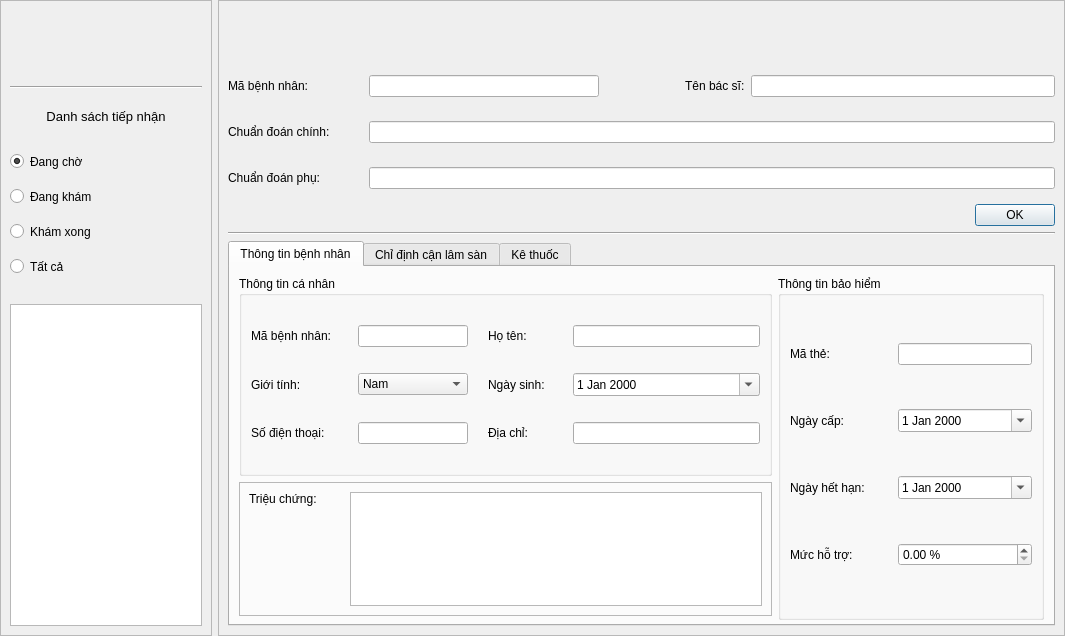
The window that src/views/RoomView.ui (Taylor3691/Hospital-Management-Project) describes before a commit, drawn with Qt 5.
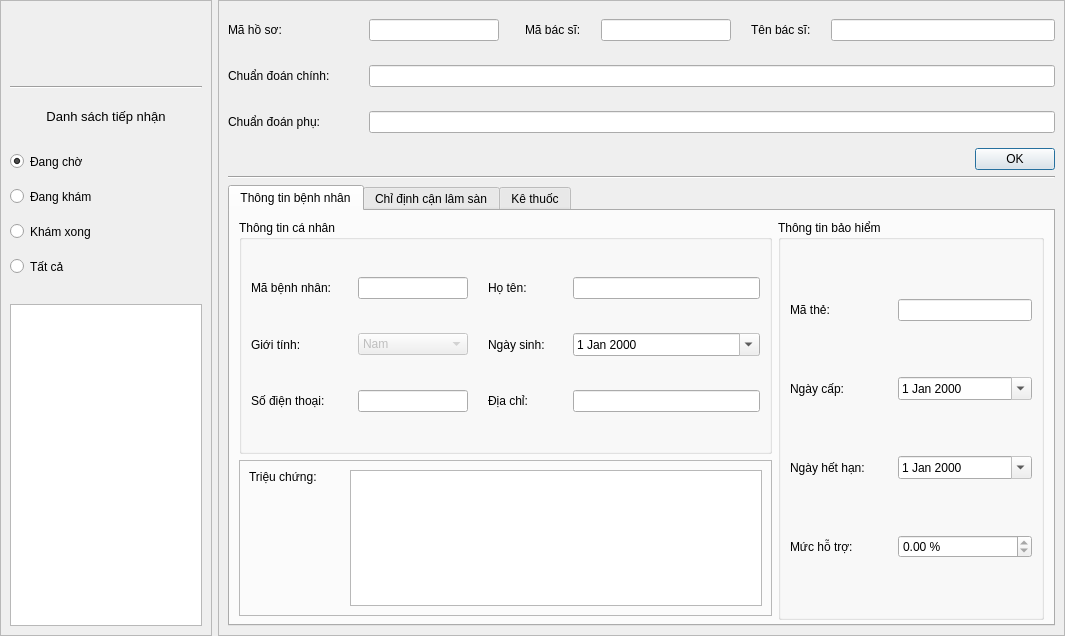
The same window after the commit. Icons and pictures are not drawn.

Commit message: feat(RoomView): add information loading and test specifying features

What changed in the file:
```diff
--- a/src/views/RoomView.ui
+++ b/src/views/RoomView.ui
@@ -2447,45 +2447,11 @@
       <item>
        <layout class="QVBoxLayout" name="verticalLayout_4">
         <item>
-         <widget class="QLabel" name="recordId_label">
-          <property name="sizePolicy">
-           <sizepolicy hsizetype="Preferred" vsizetype="Maximum">
-            <horstretch>0</horstretch>
-            <verstretch>0</verstretch>
-           </sizepolicy>
-          </property>
-          <property name="minimumSize">
-           <size>
-            <width>0</width>
-            <height>50</height>
-           </size>
-          </property>
-          <property name="font">
-           <font>
-            <family>Segoe UI</family>
-            <pointsize>9</pointsize>
-            <weight>75</weight>
-            <italic>false</italic>
-            <bold>true</bold>
-           </font>
-          </property>
-          <property name="styleSheet">
-           <string notr="true">font-weight: bold;</string>
-          </property>
-          <property name="text">
-           <string>&lt;Mã hồ sơ&gt;</string>
-          </property>
-          <property name="alignment">
-           <set>Qt::AlignCenter</set>
-          </property>
-         </widget>
-        </item>
-        <item>
-         <layout class="QHBoxLayout" name="horizontalLayout_2" stretch="1,0,1">
+         <layout class="QHBoxLayout" name="horizontalLayout_2" stretch="1,0">
           <item>
            <layout class="QHBoxLayout" name="horizontalLayout_3">
             <item>
-             <widget class="QLabel" name="patientId_label">
+             <widget class="QLabel" name="recordId_label">
               <property name="sizePolicy">
                <sizepolicy hsizetype="Maximum" vsizetype="Preferred">
                 <horstretch>0</horstretch>
@@ -2499,51 +2465,106 @@
                </size>
               </property>
               <property name="text">
-               <string>Mã bệnh nhân:</string>
+               <string>Mã hồ sơ:</string>
               </property>
              </widget>
             </item>
             <item>
-             <widget class="QLineEdit" name="patientId_lineEdit"/>
-            </item>
-           </layout>
-          </item>
-          <item>
-           <spacer name="horizontalSpacer">
-            <property name="orientation">
-             <enum>Qt::Horizontal</enum>
-            </property>
-            <property name="sizeHint" stdset="0">
-             <size>
-              <width>80</width>
-              <height>20</height>
-             </size>
-            </property>
-           </spacer>
-          </item>
-          <item>
-           <layout class="QHBoxLayout" name="horizontalLayout_4">
-            <item>
-             <widget class="QLabel" name="doctorName_label">
+             <widget class="QLineEdit" name="recordId_lineEdit">
               <property name="sizePolicy">
-               <sizepolicy hsizetype="Maximum" vsizetype="Preferred">
+               <sizepolicy hsizetype="Fixed" vsizetype="Fixed">
                 <horstretch>0</horstretch>
                 <verstretch>0</verstretch>
                </sizepolicy>
               </property>
               <property name="minimumSize">
                <size>
-                <width>0</width>
-                <height>40</height>
+                <width>130</width>
+                <height>0</height>
                </size>
               </property>
-              <property name="text">
-               <string>Tên bác sĩ:</string>
+              <property name="readOnly">
+               <bool>true</bool>
               </property>
              </widget>
             </item>
+           </layout>
+          </item>
+          <item>
+           <layout class="QHBoxLayout" name="horizontalLayout_8">
+            <property name="spacing">
+             <number>20</number>
+            </property>
+            <property name="leftMargin">
+             <number>20</number>
+            </property>
             <item>
-             <widget class="QLineEdit" name="doctorName_lineEdit"/>
+             <layout class="QHBoxLayout" name="horizontalLayout_4">
+              <item>
+               <widget class="QLabel" name="doctorId_label">
+                <property name="sizePolicy">
+                 <sizepolicy hsizetype="Maximum" vsizetype="Preferred">
+                  <horstretch>0</horstretch>
+                  <verstretch>0</verstretch>
+                 </sizepolicy>
+                </property>
+                <property name="minimumSize">
+                 <size>
+                  <width>0</width>
+                  <height>40</height>
+                 </size>
+                </property>
+                <property name="text">
+                 <string>Mã bác sĩ:</string>
+                </property>
+               </widget>
+              </item>
+              <item>
+               <widget class="QLineEdit" name="doctorId_lineEdit">
+                <property name="sizePolicy">
+                 <sizepolicy hsizetype="Fixed" vsizetype="Fixed">
+                  <horstretch>0</horstretch>
+                  <verstretch>0</verstretch>
+                 </sizepolicy>
+                </property>
+                <property name="minimumSize">
+                 <size>
+                  <width>130</width>
+                  <height>0</height>
+                 </size>
+                </property>
+                <property name="readOnly">
+                 <bool>true</bool>
+                </property>
+               </widget>
+              </item>
+             </layout>
+            </item>
+            <item>
+             <layout class="QHBoxLayout" name="horizontalLayout_9">
+              <item>
+               <widget class="QLabel" name="doctorName_label">
+                <property name="sizePolicy">
+                 <sizepolicy hsizetype="Maximum" vsizetype="Preferred">
+                  <horstretch>0</horstretch>
+                  <verstretch>0</verstretch>
+                 </sizepolicy>
+                </property>
+                <property name="minimumSize">
+                 <size>
+                  <width>0</width>
+                  <height>40</height>
+                 </size>
+                </property>
+                <property name="text">
+                 <string>Tên bác sĩ:</string>
+                </property>
+               </widget>
+              </item>
+              <item>
+               <widget class="QLineEdit" name="doctorName_lineEdit"/>
+              </item>
+             </layout>
             </item>
            </layout>
           </item>
@@ -2653,7 +2674,7 @@
                <item row="0" column="0">
                 <layout class="QHBoxLayout" name="horizontalLayout_31">
                  <item>
-                  <widget class="QLabel" name="patientId_label_2">
+                  <widget class="QLabel" name="patientId_label">
                    <property name="sizePolicy">
                     <sizepolicy hsizetype="Maximum" vsizetype="Preferred">
                      <horstretch>0</horstretch>
@@ -2672,7 +2693,14 @@
                   </widget>
                  </item>
                  <item>
-                  <widget class="QLineEdit" name="patientId_lineEdit_2"/>
+                  <widget class="QLineEdit" name="patientId_lineEdit">
+                   <property name="enabled">
+                    <bool>true</bool>
+                   </property>
+                   <property name="readOnly">
+                    <bool>true</bool>
+                   </property>
+                  </widget>
                  </item>
                 </layout>
                </item>
@@ -2698,7 +2726,14 @@
                   </widget>
                  </item>
                  <item>
-                  <widget class="QLineEdit" name="patientName_lineEdit_3"/>
+                  <widget class="QLineEdit" name="patientName_lineEdit">
+                   <property name="enabled">
+                    <bool>true</bool>
+                   </property>
+                   <property name="readOnly">
+                    <bool>true</bool>
+                   </property>
+                  </widget>
                  </item>
                 </layout>
                </item>
@@ -2725,6 +2760,9 @@
                  </item>
                  <item>
                   <widget class="QComboBox" name="gender_comboBox">
+                   <property name="enabled">
+                    <bool>false</bool>
+                   </property>
                    <property name="sizePolicy">
                     <sizepolicy hsizetype="Expanding" vsizetype="Fixed">
                      <horstretch>0</horstretch>
@@ -2768,12 +2806,18 @@
                  </item>
                  <item>
                   <widget class="QDateEdit" name="dob_dateEdit">
+                   <property name="enabled">
+                    <bool>true</bool>
+                   </property>
                    <property name="sizePolicy">
                     <sizepolicy hsizetype="Expanding" vsizetype="Fixed">
                      <horstretch>0</horstretch>
                      <verstretch>0</verstretch>
                     </sizepolicy>
                    </property>
+                   <property name="readOnly">
+                    <bool>true</bool>
+                   </property>
                    <property name="calendarPopup">
                     <bool>true</bool>
                    </property>
@@ -2803,7 +2847,14 @@
                   </widget>
                  </item>
                  <item>
-                  <widget class="QLineEdit" name="phone_lineEdit"/>
+                  <widget class="QLineEdit" name="phone_lineEdit">
+                   <property name="enabled">
+                    <bool>true</bool>
+                   </property>
+                   <property name="readOnly">
+                    <bool>true</bool>
+                   </property>
+                  </widget>
                  </item>
                 </layout>
                </item>
@@ -2829,7 +2880,14 @@
                   </widget>
                  </item>
                  <item>
-                  <widget class="QLineEdit" name="address_lineEdit"/>
+                  <widget class="QLineEdit" name="address_lineEdit">
+                   <property name="enabled">
+                    <bool>true</bool>
+                   </property>
+                   <property name="readOnly">
+                    <bool>true</bool>
+                   </property>
+                  </widget>
                  </item>
                 </layout>
                </item>
@@ -2868,7 +2926,14 @@
                 </widget>
                </item>
                <item>
-                <widget class="QPlainTextEdit" name="symptom_plainTextEdit"/>
+                <widget class="QPlainTextEdit" name="symptom_plainTextEdit">
+                 <property name="enabled">
+                  <bool>true</bool>
+                 </property>
+                 <property name="readOnly">
+                  <bool>true</bool>
+                 </property>
+                </widget>
                </item>
               </layout>
              </widget>
@@ -2912,12 +2977,18 @@
                  </item>
                  <item>
                   <widget class="QLineEdit" name="cardId_lineEdit">
+                   <property name="enabled">
+                    <bool>true</bool>
+                   </property>
                    <property name="sizePolicy">
                     <sizepolicy hsizetype="Expanding" vsizetype="Fixed">
                      <horstretch>0</horstretch>
                      <verstretch>0</verstretch>
                     </sizepolicy>
                    </property>
+                   <property name="readOnly">
+                    <bool>true</bool>
+                   </property>
                   </widget>
                  </item>
                 </layout>
@@ -2945,12 +3016,18 @@
                  </item>
                  <item>
                   <widget class="QDateEdit" name="issueDate_dateEdit">
+                   <property name="enabled">
+                    <bool>true</bool>
+                   </property>
                    <property name="sizePolicy">
                     <sizepolicy hsizetype="Expanding" vsizetype="Fixed">
                      <horstretch>0</horstretch>
                      <verstretch>0</verstretch>
                     </sizepolicy>
                    </property>
+                   <property name="readOnly">
+                    <bool>true</bool>
+                   </property>
                    <property name="calendarPopup">
                     <bool>true</bool>
                    </property>
@@ -2981,12 +3058,18 @@
                  </item>
                  <item>
                   <widget class="QDateEdit" name="expiryDate_dateEdit">
+                   <property name="enabled">
+                    <bool>true</bool>
+                   </property>
                    <property name="sizePolicy">
                     <sizepolicy hsizetype="Expanding" vsizetype="Fixed">
                      <horstretch>0</horstretch>
                      <verstretch>0</verstretch>
                     </sizepolicy>
                    </property>
+                   <property name="readOnly">
+                    <bool>true</bool>
+                   </property>
                    <property name="calendarPopup">
                     <bool>true</bool>
                    </property>
@@ -3017,12 +3100,18 @@
                  </item>
                  <item>
                   <widget class="QDoubleSpinBox" name="coveragePercent_doubleSpinBox">
+                   <property name="enabled">
+                    <bool>true</bool>
+                   </property>
                    <property name="sizePolicy">
                     <sizepolicy hsizetype="Expanding" vsizetype="Fixed">
                      <horstretch>0</horstretch>
                      <verstretch>0</verstretch>
                     </sizepolicy>
                    </property>
+                   <property name="readOnly">
+                    <bool>true</bool>
+                   </property>
                    <property name="suffix">
                     <string> %</string>
                    </property>
```
The commit also changes 12 other files.
